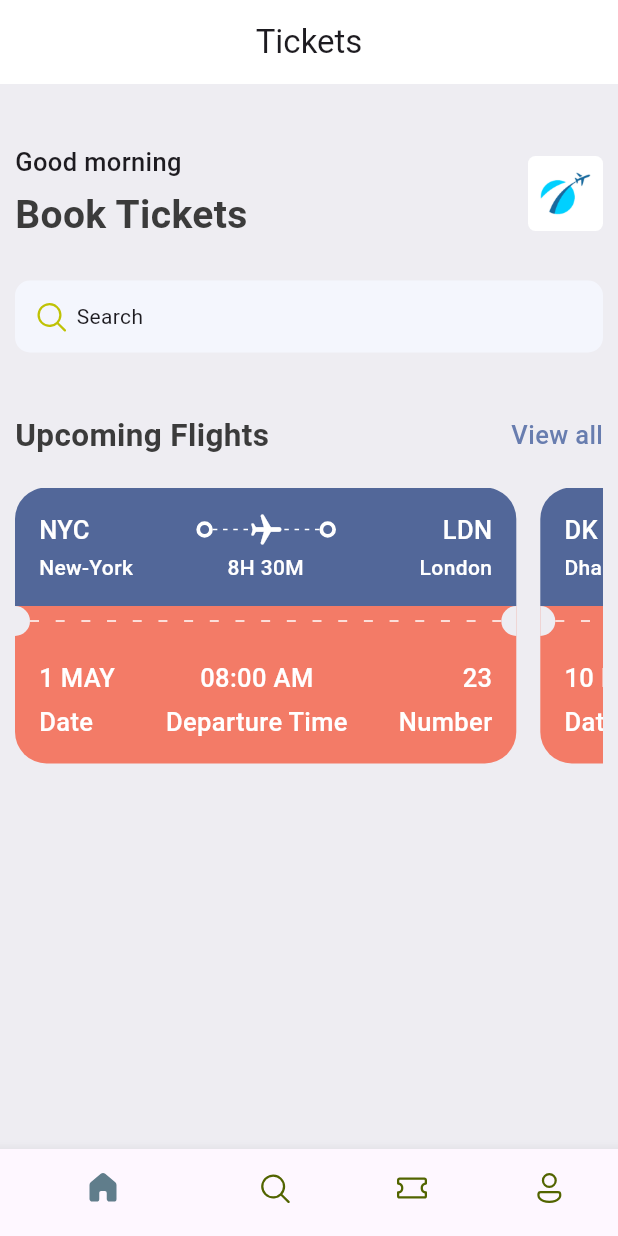
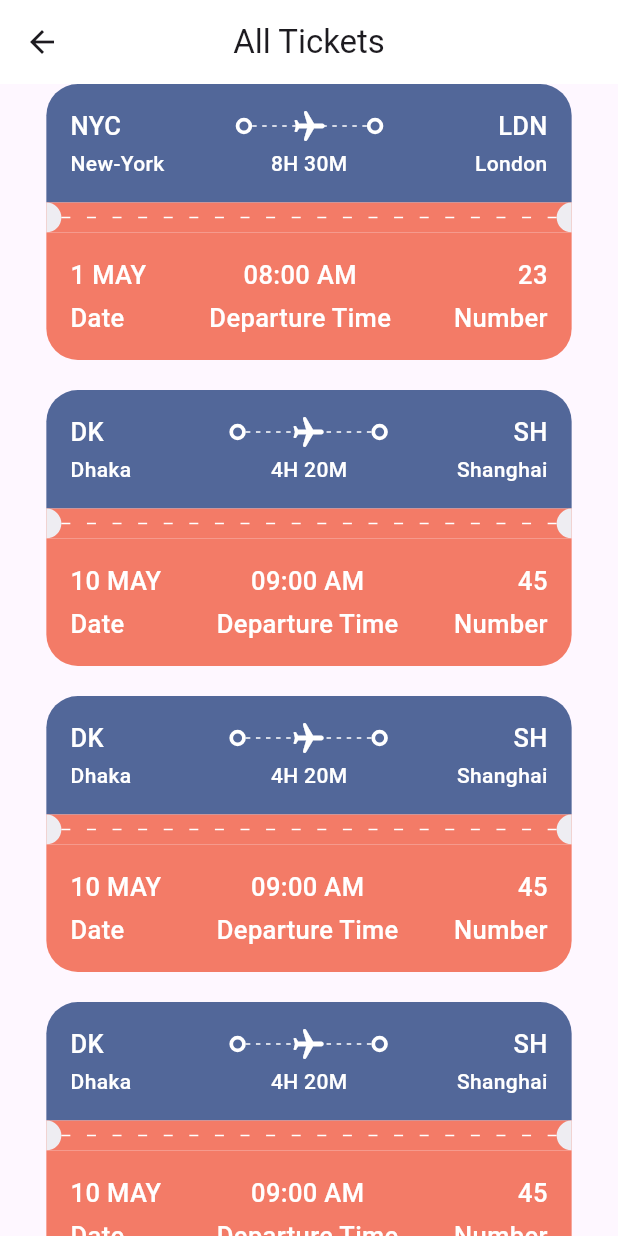
Before and after one commit to Lyon1011/ticket_app, a Flutter app: the screen it shows after launch, after a tap on "View all", on a phone screen of 412 x 824 dp. Run offline on Flutter 3.47's test engine with Material 3 defaults, Android fonts, the phone set to English and light mode, and no system bars; our stand-ins replace fluentui_icons.

Commit message:
Feat: Accomplished All-Ticket Page

```diff
--- a/lib/base/utils/all_json.dart
+++ b/lib/base/utils/all_json.dart
@@ -1,30 +1,50 @@
 List<Map<String, dynamic>> ticketList = [
   {
-    'from': {
-      'code':"NYC",
-      'name':"New-York"
-    },
-    'to': {
-      'code':"LDN",
-      'name':"London"
-    },
+    'from': {'code': "NYC", 'name': "New-York"},
+    'to': {'code': "LDN", 'name': "London"},
     'flying_time': '8H 30M',
     'date': "1 MAY",
-    'departure_time':"08:00 AM",
-    "number":23
+    'departure_time': "08:00 AM",
+    "number": 23
   },
   {
-    'from': {
-      'code':"DK",
-      'name':"Dhaka"
-    },
-    'to': {
-      'code':"SH",
-      'name':"Shanghai"
-    },
+    'from': {'code': "DK", 'name': "Dhaka"},
+    'to': {'code': "SH", 'name': "Shanghai"},
     'flying_time': '4H 20M',
     'date': "10 MAY",
-    'departure_time':"09:00 AM",
-    "number":45
+    'departure_time': "09:00 AM",
+    "number": 45
+  },
+  {
+    'from': {'code': "DK", 'name': "Dhaka"},
+    'to': {'code': "SH", 'name': "Shanghai"},
+    'flying_time': '4H 20M',
+    'date': "10 MAY",
+    'departure_time': "09:00 AM",
+    "number": 45
+  },
+  {
+    'from': {'code': "DK", 'name': "Dhaka"},
+    'to': {'code': "SH", 'name': "Shanghai"},
+    'flying_time': '4H 20M',
+    'date': "10 MAY",
+    'departure_time': "09:00 AM",
+    "number": 45
+  },
+  {
+    'from': {'code': "NYC", 'name': "New-York"},
+    'to': {'code': "LDN", 'name': "London"},
+    'flying_time': '8H 30M',
+    'date': "1 MAY",
+    'departure_time': "08:00 AM",
+    "number": 23
+  },
+  {
+    'from': {'code': "DK", 'name': "Dhaka"},
+    'to': {'code': "SH", 'name': "Shanghai"},
+    'flying_time': '4H 20M',
+    'date': "10 MAY",
+    'departure_time': "09:00 AM",
+    "number": 45
   },
 ];
--- a/lib/base/widgets/app_double_text.dart
+++ b/lib/base/widgets/app_double_text.dart
@@ -1,8 +1,10 @@
 import 'package:flutter/material.dart';
 import 'package:ticket_app/base/res/styles/app_styles.dart';
+import 'package:ticket_app/screens/all_tickets.dart';
 
 class AppDoubleText extends StatelessWidget {
-  const AppDoubleText({super.key, required this.bigText, required this.smallText});
+  const AppDoubleText(
+      {super.key, required this.bigText, required this.smallText});
 
   final String bigText;
   final String smallText;
@@ -12,14 +14,22 @@ class AppDoubleText extends StatelessWidget {
     return Row(
       mainAxisAlignment: MainAxisAlignment.spaceBetween,
       children: [
-        Text(bigText, style: AppStyles.headLineStyle2,),
+        Text(
+          bigText,
+          style: AppStyles.headLineStyle2,
+        ),
         InkWell(
-          onTap: (){
-
+          onTap: () {
+            Navigator.push(
+                context,
+                MaterialPageRoute(
+                    builder: (BuildContext context) => const AllTickets()));
           },
-          child: Text(smallText, style: AppStyles.headLineStyle3.copyWith(
-            color: AppStyles.primaryColor
-          ),),
+          child: Text(
+            smallText,
+            style: AppStyles.headLineStyle3
+                .copyWith(color: AppStyles.primaryColor),
+          ),
         )
       ],
     );
--- a/lib/base/widgets/ticket_view.dart
+++ b/lib/base/widgets/ticket_view.dart
@@ -10,7 +10,8 @@ import '../res/styles/app_styles.dart';
 
 class TicketView extends StatelessWidget {
   final Map<String, dynamic> ticket;
-  const TicketView({super.key, required this.ticket});
+  final bool wholeScreen;
+  const TicketView({super.key, required this.ticket, this.wholeScreen = false});
 
   @override
   Widget build(BuildContext context) {
@@ -18,7 +19,7 @@ class TicketView extends StatelessWidget {
     return SizedBox(
         width: size.width * 0.85,
         child: Container(
-          margin: const EdgeInsets.only(right: 16),
+          margin: EdgeInsets.only(right: wholeScreen ? 0 : 16),
           child: Column(
             children: [
               // ticket's blue part
@@ -70,14 +71,17 @@ class TicketView extends StatelessWidget {
                             children: [
                               SizedBox(
                                   width: 100,
-                                child: TextStyleFourth(text: ticket['from']['name'])
-                              ),
+                                  child: TextStyleFourth(
+                                      text: ticket['from']['name'])),
                               Expanded(child: Container()),
                               TextStyleFourth(text: ticket['flying_time']),
                               Expanded(child: Container()),
                               SizedBox(
                                 width: 100,
-                                child: TextStyleFourth(text: ticket['to']['name'], align: TextAlign.end,),
+                                child: TextStyleFourth(
+                                  text: ticket['to']['name'],
+                                  align: TextAlign.end,
+                                ),
                               )
                             ],
                           )
@@ -95,7 +99,11 @@ class TicketView extends StatelessWidget {
                   mainAxisAlignment: MainAxisAlignment.spaceBetween,
                   children: [
                     BigCircle(isRight: false),
-                    Expanded(child: AppLayoutBuilderWidget(randomDivider: 16, width: 6,)),
+                    Expanded(
+                        child: AppLayoutBuilderWidget(
+                      randomDivider: 16,
+                      width: 6,
+                    )),
                     BigCircle(isRight: true)
                   ],
                 ),
@@ -111,12 +119,20 @@ class TicketView extends StatelessWidget {
                   child: Row(
                     mainAxisAlignment: MainAxisAlignment.spaceBetween,
                     children: [
-                    AppColumnTextLayout(topText: ticket['date'], bottomText: 'Date', alignment: CrossAxisAlignment.start),
-                    AppColumnTextLayout(topText: ticket['departure_time'], bottomText: 'Departure Time', alignment: CrossAxisAlignment.center),
-                    AppColumnTextLayout(topText: ticket['number'].toString(), bottomText: 'Number', alignment: CrossAxisAlignment.end),
+                      AppColumnTextLayout(
+                          topText: ticket['date'],
+                          bottomText: 'Date',
+                          alignment: CrossAxisAlignment.start),
+                      AppColumnTextLayout(
+                          topText: ticket['departure_time'],
+                          bottomText: 'Departure Time',
+                          alignment: CrossAxisAlignment.center),
+                      AppColumnTextLayout(
+                          topText: ticket['number'].toString(),
+                          bottomText: 'Number',
+                          alignment: CrossAxisAlignment.end),
                     ],
-                )
-              ),
+                  )),
             ],
           ),
         ));
--- /dev/null
+++ b/lib/screens/all_tickets.dart
@@ -0,0 +1,31 @@
+import 'package:flutter/material.dart';
+import 'package:ticket_app/base/utils/all_json.dart';
+import 'package:ticket_app/base/widgets/ticket_view.dart';
+
+class AllTickets extends StatelessWidget {
+  const AllTickets({super.key});
+
+  @override
+  Widget build(BuildContext context) {
+    return Scaffold(
+        appBar: AppBar(
+          centerTitle: true,
+          backgroundColor: Colors.white,
+          title: const Text('All Tickets'),
+        ),
+        body: ListView(children: [
+          SingleChildScrollView(
+            child: Column(
+              children: ticketList
+                  .map((singleTicket) => Container(
+                      margin: const EdgeInsets.only(bottom: 20),
+                      child: TicketView(
+                        ticket: singleTicket,
+                        wholeScreen: true,
+                      )))
+                  .toList(),
+            ),
+          ),
+        ]));
+  }
+}
```
Lines whose indentation alone changed are shown as unchanged.
